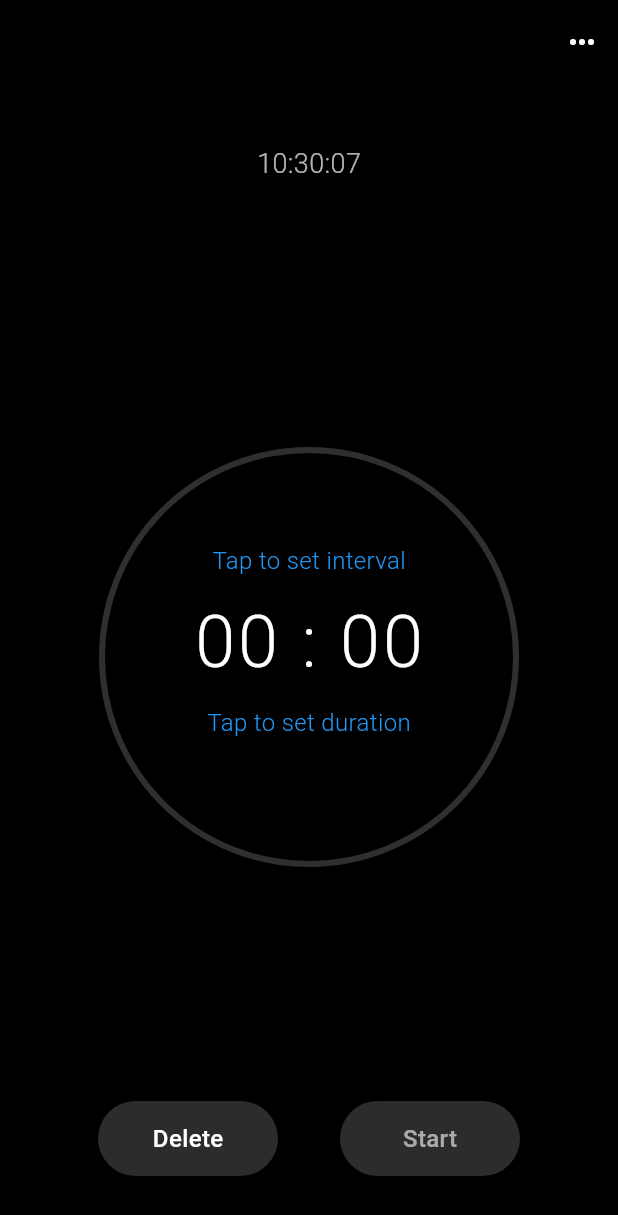
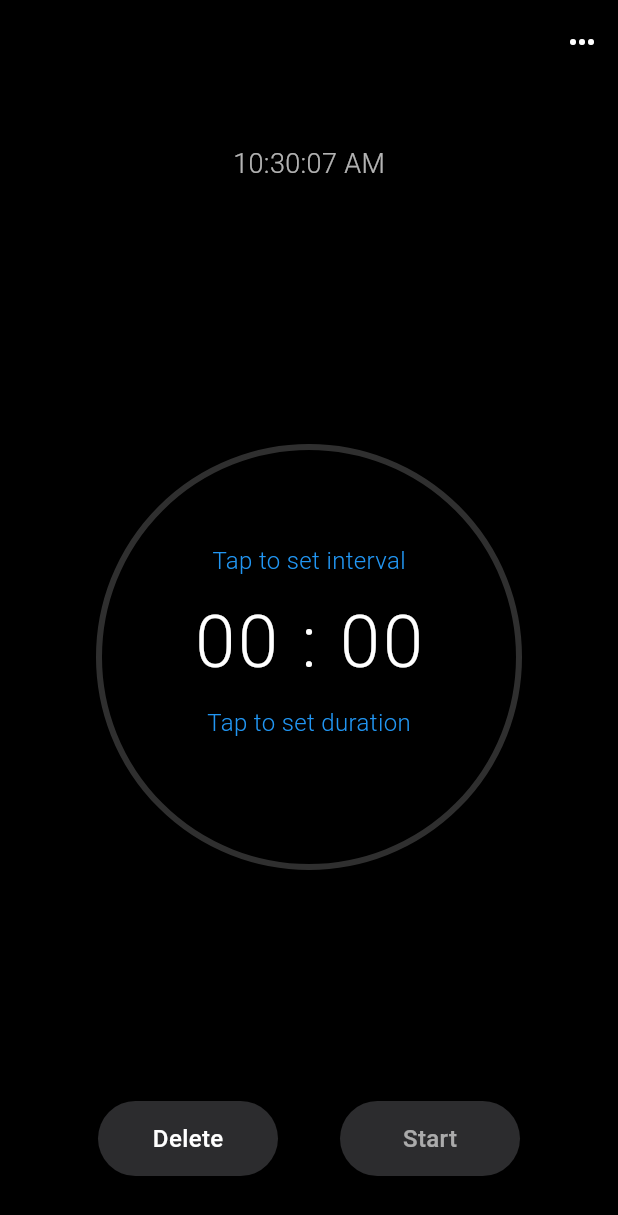
Before and after one commit to RayGo2703/interval_timer, a Flutter app: the screen it shows after launch, on a phone screen of 412 x 824 dp. Shown: the top 1215 px of the screen. Run offline on Flutter 3.47's test engine with Material 3 defaults, Android fonts, the phone set to English and light mode, and no system bars; our stand-ins replace audioplayers.

Commit message:
New changes

```diff
--- a/lib/screens/home_screen.dart
+++ b/lib/screens/home_screen.dart
@@ -24,8 +24,19 @@ class _HomeScreenState extends State<HomeScreen> {
   int totalDurationSeconds = 0;
   int elapsedSeconds = 0;
 
-  static String _formatTime(DateTime now) =>
-      "${now.hour.toString().padLeft(2, '0')}:${now.minute.toString().padLeft(2, '0')}:${now.second.toString().padLeft(2, '0')}";
+  static String _formatTime(DateTime now) {
+    int hour = now.hour;
+    String period = hour >= 12 ? 'PM' : 'AM';
+    hour = hour % 12;
+    if (hour == 0) hour = 12;
+    return "${hour.toString().padLeft(2, '0')}:${now.minute.toString().padLeft(2, '0')}:${now.second.toString().padLeft(2, '0')} $period";
+  }
+
+  // Calculate progress (0.0 to 1.0)
+  double get progress {
+    if (totalDurationSeconds == 0) return 0.0;
+    return (totalDurationSeconds - elapsedSeconds) / totalDurationSeconds;
+  }
 
   @override
   void initState() {
@@ -269,15 +280,18 @@ class _HomeScreenState extends State<HomeScreen> {
                   child: Stack(
                     alignment: Alignment.center,
                     children: [
-                      // Outer circle
-                      Container(
+                      // Progress circle
+                      SizedBox(
                         width: 280,
                         height: 280,
-                        decoration: BoxDecoration(
-                          shape: BoxShape.circle,
-                          border: Border.all(
-                            color: Colors.grey.withAlpha(76),
-                            width: 4,
+                        child: CircularProgressIndicator(
+                          value: progress,
+                          strokeWidth: 4,
+                          backgroundColor: Colors.grey.withAlpha(76),
+                          valueColor: AlwaysStoppedAnimation<Color>(
+                            (isTimerRunning || isTimerPaused) ?
+                            const Color(0xFF6366F1) : // Purple color when timer is active
+                            Colors.grey.withAlpha(76), // Gray when inactive
                           ),
                         ),
                       ),
@@ -388,9 +402,11 @@ class _HomeScreenState extends State<HomeScreen> {
                     width: 120,
                     height: 50,
                     decoration: BoxDecoration(
-                      color: (intervalController.text.isEmpty || durationController.text.isEmpty) && !isTimerPaused
-                          ? const Color(0xFF2C2C2E)
-                          : const Color(0xFF007AFF),
+                      color: isTimerRunning
+                          ? Colors.red
+                          : (intervalController.text.isEmpty || durationController.text.isEmpty) && !isTimerPaused
+                              ? const Color(0xFF2C2C2E)
+                              : const Color(0xFF007AFF),
                       borderRadius: BorderRadius.circular(25),
                     ),
                     child: Center(
```
